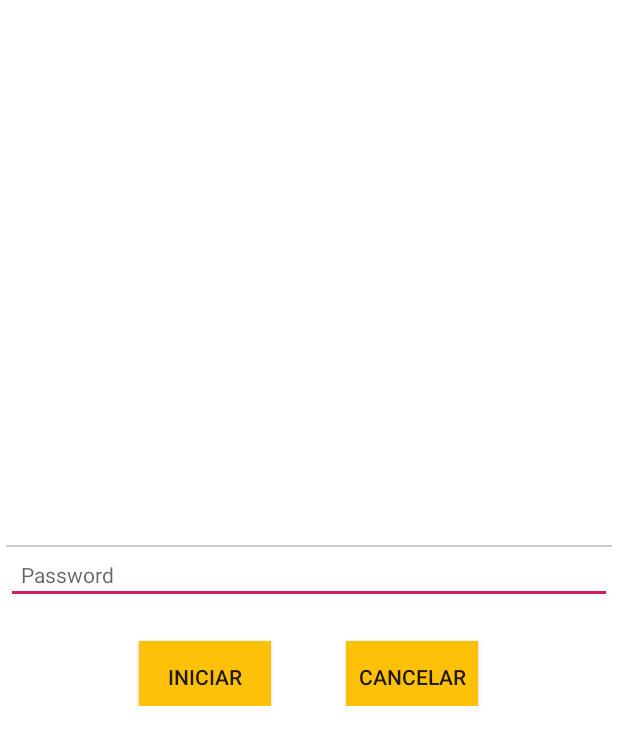
After one commit to Quiqueitc/ProjectTranslate, an Android app: the layout dialog_signin.xml on its own in the app's theme, with its tools: preview values and no code run, on a phone screen of 412 x 824 dp. The commit adds this screen. Shown: the top 745 px of the screen. Run offline under Robolectric (Android 15) with nearby library versions, the phone set to English and light mode, and no system bars.

Commit message:
alert dialog

```diff
--- /dev/null
+++ b/app/src/main/res/layout/dialog_signin.xml
@@ -0,0 +1,63 @@
+<?xml version="1.0" encoding="utf-8"?>
+<RelativeLayout xmlns:android="http://schemas.android.com/apk/res/android"
+    android:layout_width="match_parent"
+    android:layout_height="match_parent"
+android:background="#FFFFFF"
+    android:gravity="center"
+    android:layout_gravity="center"
+    android:padding="4dp">
+    <View
+        android:id="@+id/divider"
+        android:layout_width="match_parent"
+        android:layout_height="1dp"
+        android:layout_marginBottom="10dp"
+        android:layout_marginTop="10dp"
+        android:background="#C8C9CB" />
+    <EditText
+        android:id="@+id/editPass"
+        android:layout_width="match_parent"
+        android:layout_height="wrap_content"
+        android:layout_centerHorizontal="true"
+        android:layout_marginBottom="10dp"
+        android:layout_marginTop="10dp"
+        android:ems="10"
+        android:hint="Password"
+        android:inputType="textPassword"
+        android:padding="10dp"
+        android:textAppearance="?android:attr/textAppearanceSmall" />
+    <LinearLayout
+        android:layout_width="match_parent"
+        android:layout_height="wrap_content"
+        android:layout_below="@+id/editPass"
+        android:orientation="horizontal"
+        android:gravity="center"
+        >
+        <Button
+            android:id="@+id/btnSignIn"
+            android:layout_marginTop="10dp"
+            android:layout_width="wrap_content"
+            android:layout_height="wrap_content"
+            android:layout_alignParentBottom="true"
+            android:layout_centerHorizontal="true"
+            android:paddingBottom="10dp"
+            android:paddingTop="10dp"
+            android:background="#FFC107"
+            android:text="Iniciar"
+            />
+        <Button
+            android:layout_marginTop="10dp"
+            android:layout_marginLeft="50dp"
+            android:id="@+id/btnCancel"
+            android:layout_width="wrap_content"
+            android:layout_height="wrap_content"
+            android:layout_alignParentBottom="true"
+            android:layout_centerHorizontal="true"
+            android:layout_below="@+id/btnSignIn"
+            android:paddingBottom="10dp"
+            android:paddingTop="10dp"
+            android:background="#FFC107"
+            android:text="Cancelar"
+            />
+
+    </LinearLayout>
+</RelativeLayout>
```
Also changed, not shown: app/src/main/java/com/example/projecttranslate/MainActivity.java (+21 -7 lines), app/src/main/java/com/example/projecttranslate/dialog.java (added, +50 -0 lines).
